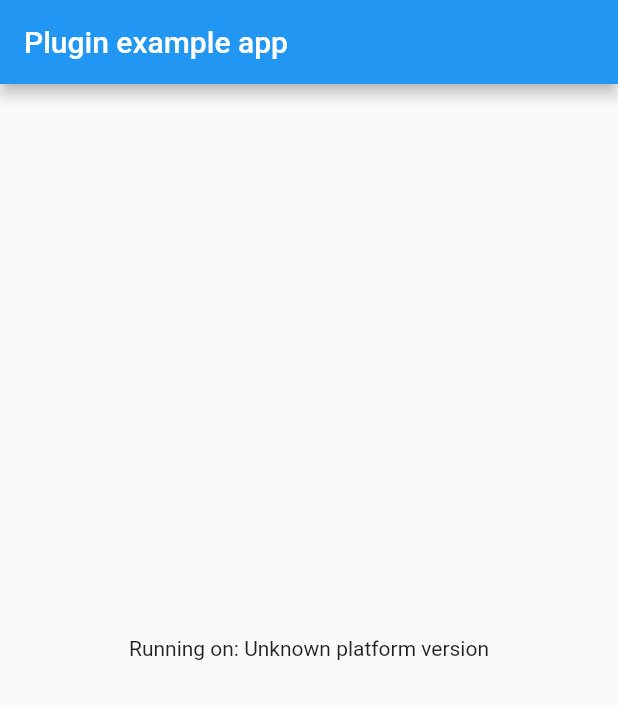
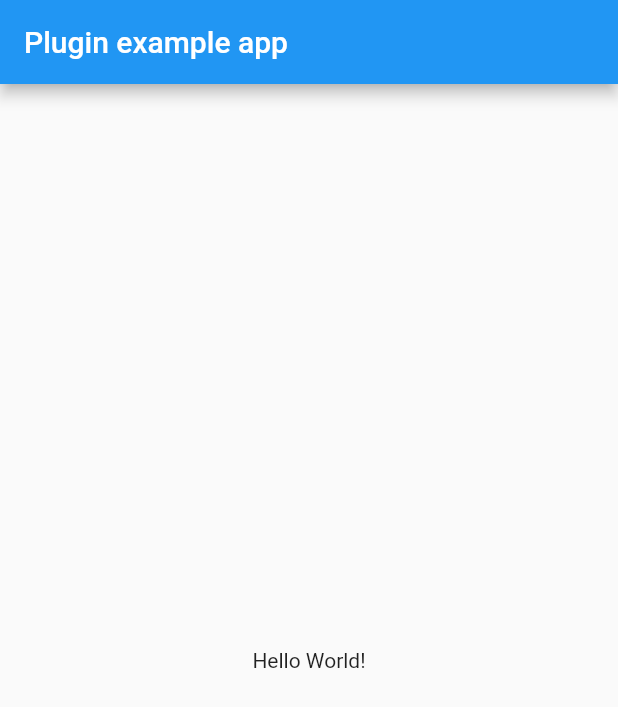
Before and after one commit to davidgaspardev/providerlocal, a Flutter app: the screen it shows after launch, on a phone screen of 412 x 824 dp. Shown: the top 707 px of the screen. Run offline on Flutter 3.47's test engine with Material 2 defaults, Android fonts, the phone set to English and light mode, and no system bars.

Commit message:
Removed code snippets (test and example)

```diff
--- a/example/lib/main.dart
+++ b/example/lib/main.dart
@@ -1,8 +1,4 @@
 import 'package:flutter/material.dart';
-import 'dart:async';
-
-import 'package:flutter/services.dart';
-import 'package:providerlocal/providerlocal.dart';
 
 void main() {
   runApp(const MyApp());
@@ -16,34 +12,10 @@ class MyApp extends StatefulWidget {
 }
 
 class _MyAppState extends State<MyApp> {
-  String _platformVersion = 'Unknown';
 
   @override
   void initState() {
     super.initState();
-    initPlatformState();
-  }
-
-  // Platform messages are asynchronous, so we initialize in an async method.
-  Future<void> initPlatformState() async {
-    String platformVersion;
-    // Platform messages may fail, so we use a try/catch PlatformException.
-    // We also handle the message potentially returning null.
-    try {
-      platformVersion =
-          await Providerlocal.platformVersion ?? 'Unknown platform version';
-    } on PlatformException {
-      platformVersion = 'Failed to get platform version.';
-    }
-
-    // If the widget was removed from the tree while the asynchronous platform
-    // message was in flight, we want to discard the reply rather than calling
-    // setState to update our non-existent appearance.
-    if (!mounted) return;
-
-    setState(() {
-      _platformVersion = platformVersion;
-    });
   }
 
   @override
@@ -53,8 +25,8 @@ class _MyAppState extends State<MyApp> {
         appBar: AppBar(
           title: const Text('Plugin example app'),
         ),
-        body: Center(
-          child: Text('Running on: $_platformVersion\n'),
+        body: const Center(
+          child: Text('Hello World!'),
         ),
       ),
     );
```
Also changed, not shown: 1 other file.
